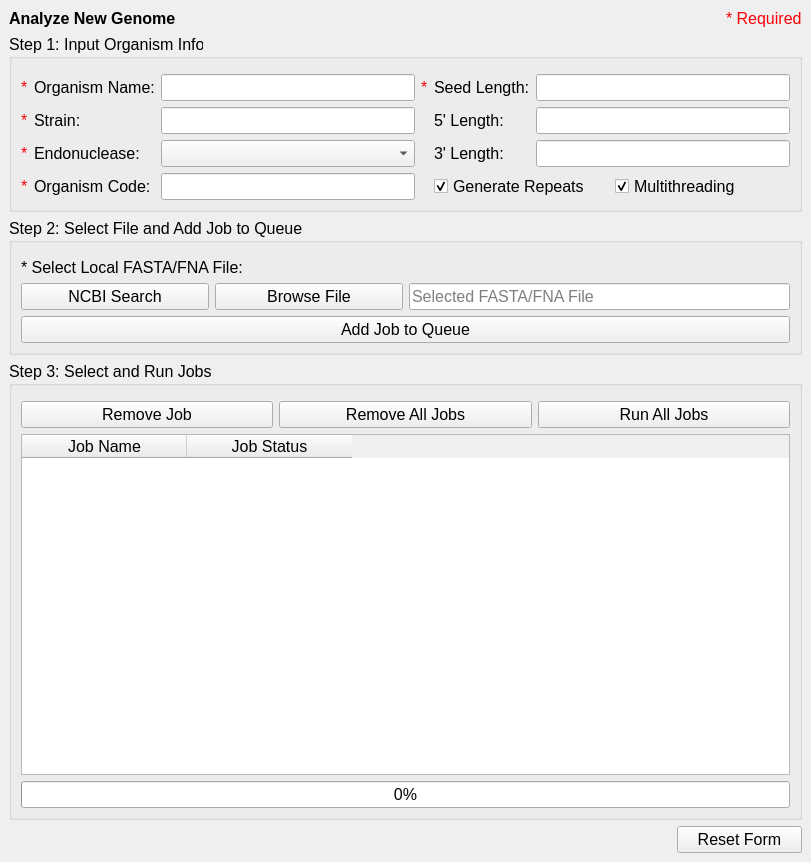
Before: the Qt Designer form src/ui/new_genome_window.ui in TrinhLab/CASPERapp, drawn with Qt 5.
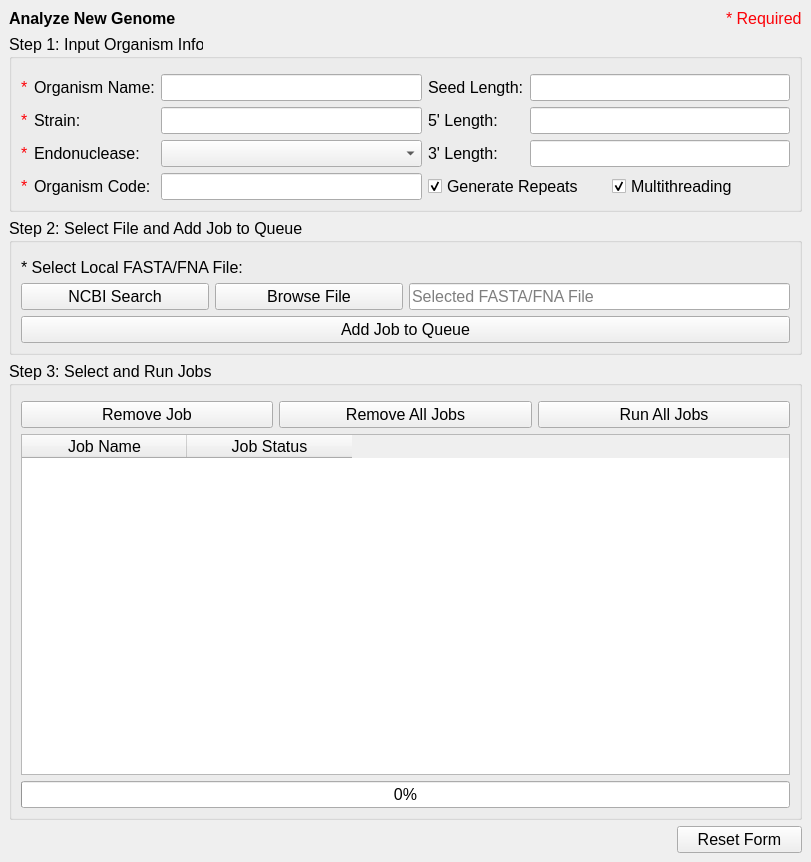
After: the same form once the commit is applied.

Patch:
```diff
--- a/src/ui/new_genome_window.ui
+++ b/src/ui/new_genome_window.ui
@@ -210,7 +210,7 @@
        <property name="topMargin">
         <number>15</number>
        </property>
-       <item row="3" column="4" colspan="2">
+       <item row="3" column="3" colspan="2">
         <layout class="QHBoxLayout" name="chkBoxLayout">
          <item>
           <widget class="QCheckBox" name="chckGenerateRepeats">
@@ -315,7 +315,7 @@
          </property>
         </widget>
        </item>
-       <item row="2" column="4">
+       <item row="2" column="3">
         <widget class="QLabel" name="lblThreeLength">
          <property name="sizePolicy">
           <sizepolicy hsizetype="Preferred" vsizetype="Preferred">
@@ -368,7 +368,7 @@
          </property>
         </widget>
        </item>
-       <item row="1" column="4">
+       <item row="1" column="3">
         <widget class="QLabel" name="lblFiveLength">
          <property name="sizePolicy">
           <sizepolicy hsizetype="Maximum" vsizetype="Preferred">
@@ -384,7 +384,7 @@
          </property>
         </widget>
        </item>
-       <item row="0" column="5">
+       <item row="0" column="4">
         <widget class="QLineEdit" name="ledSeedLength">
          <property name="maximumSize">
           <size>
@@ -397,7 +397,7 @@
          </property>
         </widget>
        </item>
-       <item row="1" column="5">
+       <item row="1" column="4">
         <widget class="QLineEdit" name="ledFiveLength">
          <property name="maximumSize">
           <size>
@@ -417,14 +417,7 @@
          </property>
         </widget>
        </item>
-       <item row="0" column="3">
-        <widget class="QLabel" name="lblRequiredSeedLength">
-         <property name="text">
-          <string>&lt;html&gt;&lt;head/&gt;&lt;body&gt;&lt;p&gt;&lt;span style=&quot; color:#fc0107;&quot;&gt;*&lt;/span&gt;&lt;/p&gt;&lt;/body&gt;&lt;/html&gt;</string>
-         </property>
-        </widget>
-       </item>
-       <item row="2" column="5">
+       <item row="2" column="4">
         <widget class="QLineEdit" name="ledThreeLength">
          <property name="maximumSize">
           <size>
@@ -454,7 +447,7 @@
          </property>
         </widget>
        </item>
-       <item row="0" column="4">
+       <item row="0" column="3">
         <widget class="QLabel" name="lblSeedLength">
          <property name="sizePolicy">
           <sizepolicy hsizetype="Preferred" vsizetype="Preferred">
```
